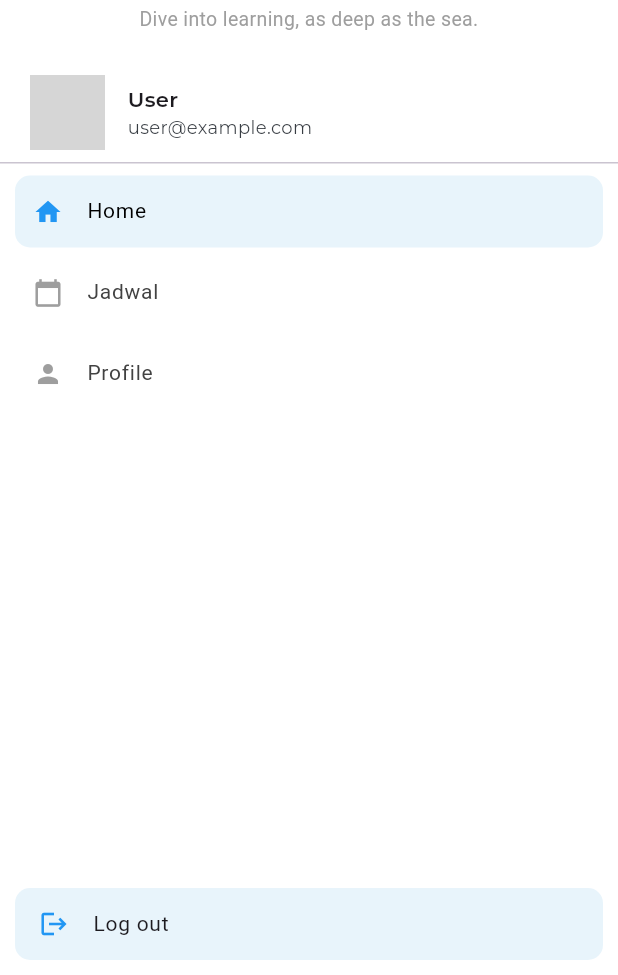
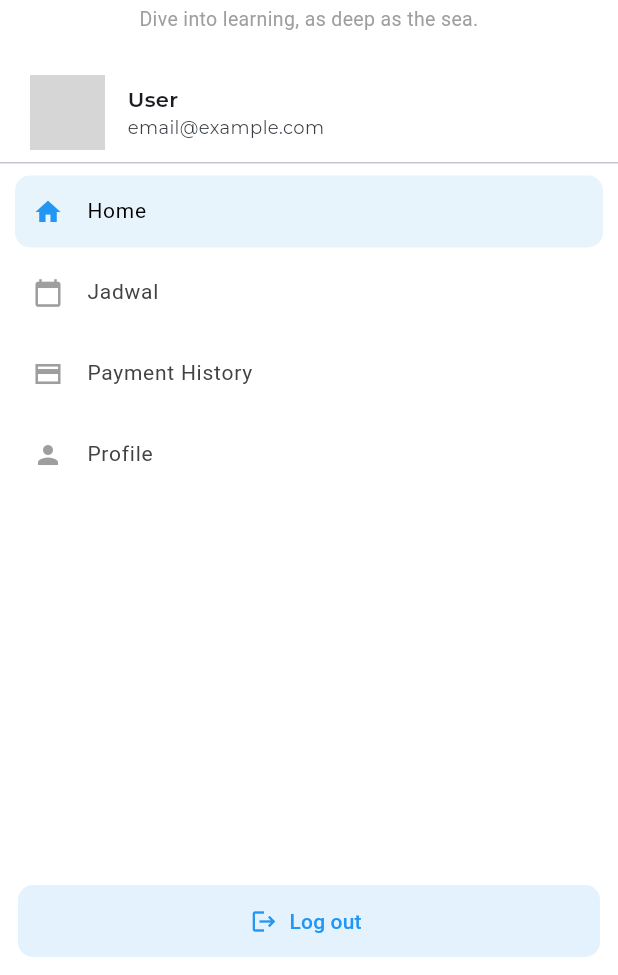
Before and after one commit to Attaroke57/user_ocean_learn_new, a Flutter app: the NavDrawer screen opened by its route, on a phone screen of 412 x 824 dp, the part 261-1236 px from its top. Run offline on Flutter 3.47's test engine with Material 3 defaults, Android fonts, the phone set to English and light mode, and no system bars; our stand-ins replace flutter_svg, get, get_storage, google_fonts, shared_preferences; missing offline and left inert: mobile_scanner; accounts and stored records are empty; network calls fail; grey boxes are pictures that could not be loaded.

Commit message:
feat: enhance user experience by integrating UserStorage for data management and improving navigation in Dashboard and Profile pages

```diff
--- a/lib/Dashboard/dashboard.dart
+++ b/lib/Dashboard/dashboard.dart
@@ -3,6 +3,7 @@ import 'package:flutter_svg/flutter_svg.dart';
 import 'package:get/get.dart';
 import 'package:google_fonts/google_fonts.dart';
 import 'package:user_ocean_learn/Dashboard/dashboardcontroller.dart';
+import 'package:user_ocean_learn/Page/LoginPage/LoginController.dart';
 import 'package:user_ocean_learn/Routing/ocean_learn_route.dart';
 import 'package:user_ocean_learn/Widgets/ColorPallete.dart';
 
@@ -117,12 +118,22 @@ class NavDrawer extends StatelessWidget {
                           },
                         ),
                          _buildMenuItem(
-                          icon: Icons.person,
-                          title: 'Profile',
+                          icon: Icons.payment_sharp,
+                          title: 'Payment History',
                           isActive:
                               dashboardController.selectedIndex.value == 2,
                           onTap: () {
                             dashboardController.changeMenu(2);
+                            Get.toNamed(OceanLearnRoutes.historypage);
+                          },
+                        ),
+                        _buildMenuItem(
+                          icon: Icons.person,
+                          title: 'Profile',
+                          isActive:
+                              dashboardController.selectedIndex.value == 3,
+                          onTap: () {
+                            dashboardController.changeMenu(3);
                             Get.toNamed(OceanLearnRoutes.profilePage);
                           },
                         ),
@@ -133,25 +144,23 @@ class NavDrawer extends StatelessWidget {
           ),
 
           // Logout Button
+           const Spacer(),
                 Padding(
-            padding: EdgeInsets.all(10.0),
+                  padding: const EdgeInsets.all(12),
                   child: Container(
                     width: double.infinity,
                     decoration: BoxDecoration(
-                color: const Color(0xFFE8F4FB),
+                      color: Colors.blue.shade50,
                       borderRadius: BorderRadius.circular(10),
                     ),
-              child: ListTile(
-                leading: const Icon(Icons.logout, color: Colors.blue, size: 20),
-                title: const Text(
+                    child: TextButton.icon(
+                      icon: const Icon(Icons.logout, color: Colors.blue),
+                      label: const Text(
                         'Log out',
-                  style: TextStyle(fontSize: 14),
+                        style: TextStyle(color: Colors.blue),
                       ),
-                dense: true,
-                minLeadingWidth: 20,
-                onTap: () {
-                  Navigator.pop(context);
-                  // Handle logout functionality
+                      onPressed: () {
+                        Get.find<LoginController>().logout();
                       },
                     ),
                   ),
--- a/lib/Dashboard/dashboardcontroller.dart
+++ b/lib/Dashboard/dashboardcontroller.dart
@@ -1,5 +1,5 @@
 import 'package:get/get.dart';
-import 'package:shared_preferences/shared_preferences.dart';
+import 'package:user_ocean_learn/Widgets/user_storage.dart';  // Pastikan untuk mengimport UserStorage
 
 class DashboardController extends GetxController {
   RxString name = ''.obs;
@@ -11,10 +11,10 @@ class DashboardController extends GetxController {
     loadUserData();
   }
 
-  void loadUserData() async {
-    final prefs = await SharedPreferences.getInstance();
-    name.value = prefs.getString('name') ?? 'User';
-    email.value = prefs.getString('email') ?? 'user@example.com';
+  void loadUserData() {
+    // Mengambil data dari UserStorage
+    name.value = UserStorage.getName() ?? 'User';
+    email.value = UserStorage.getEmail() ?? 'email@example.com';
   }
 
   void changeMenu(int index) {
--- a/lib/Page/LoginPage/LoginController.dart
+++ b/lib/Page/LoginPage/LoginController.dart
@@ -1,5 +1,6 @@
 import 'package:flutter/material.dart';
 import 'package:get/get.dart';
+import 'package:user_ocean_learn/Page/SubscriptionPage/SubscriptionPage.dart';
 import 'package:user_ocean_learn/Routing/ocean_learn_route.dart';
 import 'package:user_ocean_learn/Services/LoginService.dart';
 import 'package:user_ocean_learn/Widgets/user_storage.dart';
@@ -48,6 +49,10 @@ class LoginController extends GetxController {
     } else {
       _showErrorDialog(response.message);
     }
+  }
+  void goToSubscriptionPage() {
+    // Navigate to the subscription page
+    Get.to(() => SubscriptionPage()); // Replace SubscriptionPage with the actual page widget
   }
 
   void logout() async {
--- a/lib/Page/Schedulepage/Schedulepage.dart
+++ b/lib/Page/Schedulepage/Schedulepage.dart
@@ -42,7 +42,7 @@ class _SchedulePageState extends State<SchedulePage> {
         backgroundColor: const Color(0xFFE8F4FB),
         elevation: 0,
         centerTitle: true,
-        title: const Text(
+        title: Text(
           "Here's your schedule Samudra!",
           style: TextStyle(
             color: Colors.black,
--- a/lib/Widgets/user_storage.dart
+++ b/lib/Widgets/user_storage.dart
@@ -49,7 +49,8 @@ class UserStorage {
 
   // Check if user is logged in
   static bool isLoggedIn() {
-    return _storage.hasData(TOKEN_KEY) && _storage.read(TOKEN_KEY) != null;
+    // Check if token exists and is not null
+    return _storage.hasData(TOKEN_KEY) && getToken() != null;
   }
 
   // Clear all user data (logout)
@@ -57,7 +58,7 @@ class UserStorage {
     await _storage.erase();
   }
 
-  // For debugging
+  // For debugging (optional)
   static void printStorageData() {
     print('Token: ${getToken()}');
     print('Email: ${getEmail()}');
```
Also changed, not shown: lib/Page/ProfilePage/ProfilePage.dart (+25 -4 lines), lib/Page/SplashScreen/SplashScreen.dart (+12 -6 lines), lib/Page/SubscriptionPage/SubscriptionController.dart (+4 -4 lines). Lines whose indentation alone changed are shown as unchanged.
